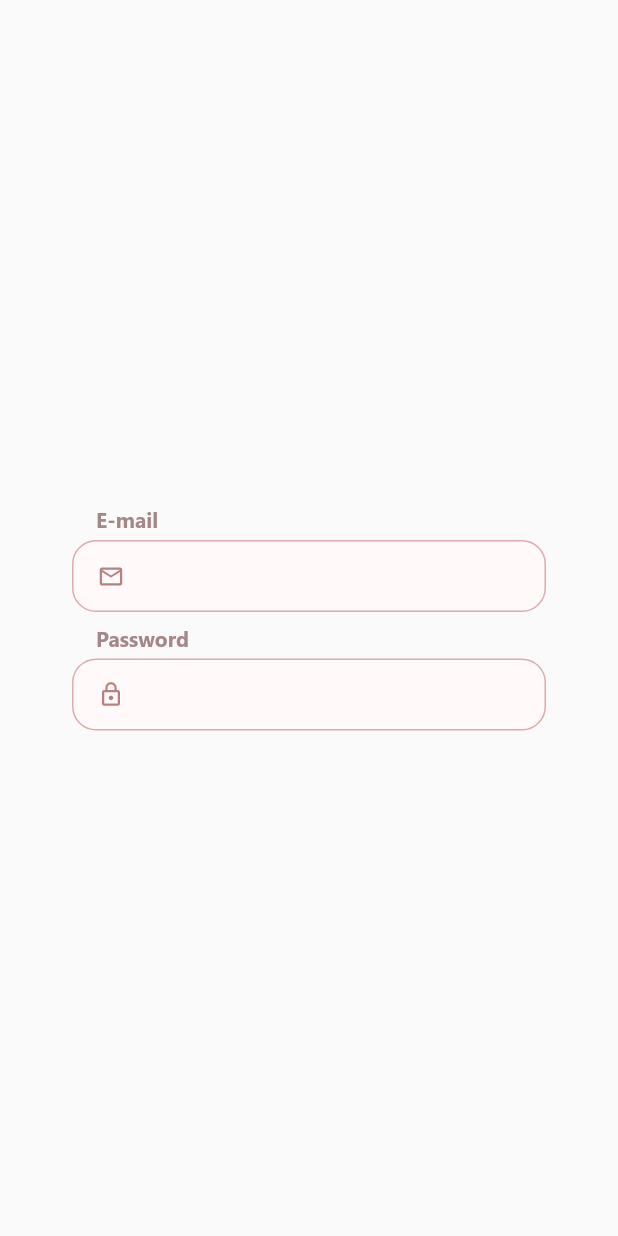
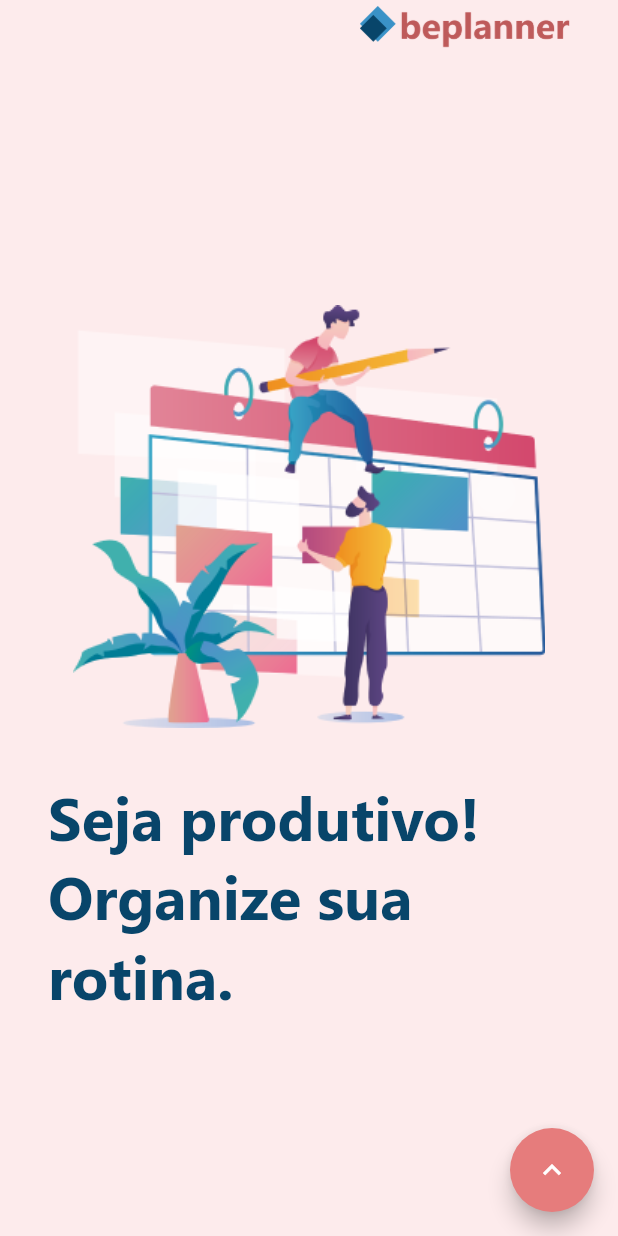
Before and after one commit to lourencorodrigo/flutter-login, a Flutter app: the screen it shows after launch, on a phone screen of 412 x 824 dp. Run offline on Flutter 3.47's test engine with Material 2 defaults, Android fonts, the phone set to English and light mode, and no system bars.

Commit message:
feat: add home page

```diff
--- /dev/null
+++ b/lib/app/components/custom_appbar_component.dart
@@ -0,0 +1,23 @@
+import 'package:flutter/material.dart';
+
+class CustomAppBarComponent extends StatelessWidget {
+  const CustomAppBarComponent({Key? key}) : super(key: key);
+
+  @override
+  Widget build(BuildContext context) {
+    return SafeArea(
+      child: Padding(
+        padding: const EdgeInsets.symmetric(horizontal: 32.0),
+        child: Row(
+          mainAxisAlignment: MainAxisAlignment.end,
+          children: [
+            Image.asset(
+              'assets/images/logo.png',
+              width: 140,
+            ),
+          ],
+        ),
+      ),
+    );
+  }
+}
--- a/lib/app/pages/home_page.dart
+++ b/lib/app/pages/home_page.dart
@@ -1,5 +1,6 @@
 import 'package:flutter/material.dart';
-import 'package:flutter_login/app/components/text_field_component.dart';
+import 'package:flutter_login/app/components/custom_appbar_component.dart';
+import 'package:flutter_login/app/pages/test_page.dart';
 
 class HomePage extends StatefulWidget {
   const HomePage({Key? key}) : super(key: key);
@@ -12,26 +13,47 @@ class _HomePageState extends State<HomePage> {
   @override
   Widget build(BuildContext context) {
     return Scaffold(
-      body: Padding(
-        padding: const EdgeInsets.all(48.0),
+      floatingActionButton: FloatingActionButton(
+        child: const Icon(
+          Icons.expand_less_outlined,
+        ),
+        onPressed: () {
+          Navigator.push(
+            context,
+            MaterialPageRoute(builder: (context) => TestPage()),
+          );
+        },
+      ),
+      appBar: AppBar(
+        elevation: 0,
+        backgroundColor: const Color(0xFFFDEBEC),
+        flexibleSpace: const CustomAppBarComponent(),
+      ),
+      body: Center(
+        child: SingleChildScrollView(
           child: Column(
-          crossAxisAlignment: CrossAxisAlignment.center,
             mainAxisAlignment: MainAxisAlignment.center,
-          children: const [
-            TextFieldComponent(
-              labelText: 'E-mail',
-              icon: Icons.mail_outline,
-              keyboardType: TextInputType.emailAddress,
+            children: [
+              Image.asset(
+                'assets/images/calendar.png',
               ),
-            SizedBox(
-              height: 8,
+              const Padding(
+                padding: EdgeInsets.only(
+                  left: 32.0,
+                  right: 32.0,
+                  top: 32.0,
                 ),
-            TextFieldComponent(
-              labelText: 'Password',
-              icon: Icons.lock_outline,
-              obscureText: true,
+                child: Text(
+                  'Seja produtivo! Organize sua rotina.',
+                  style: TextStyle(
+                    fontWeight: FontWeight.w700,
+                    fontSize: 40.0,
+                    color: Color(0xFF08456A),
                   ),
+                ),
+              )
             ],
+          ),
         ),
       ),
     );
--- a/lib/main.dart
+++ b/lib/main.dart
@@ -12,7 +12,13 @@ class MyApp extends StatelessWidget {
   @override
   Widget build(BuildContext context) {
     return MaterialApp(
-      theme: ThemeData(fontFamily: 'Segoe'),
+      theme: ThemeData(
+        fontFamily: 'Segoe',
+        scaffoldBackgroundColor: const Color(0xFFFDEBEC),
+        floatingActionButtonTheme: const FloatingActionButtonThemeData(
+          backgroundColor: Color(0xFFE67C7C),
+        ),
+      ),
       home: const Center(
         child: HomePage(),
       ),
--- a/pubspec.yaml
+++ b/pubspec.yaml
@@ -59,9 +59,9 @@ flutter:
   uses-material-design: true
 
   # To add assets to your application, add an assets section, like this:
-  # assets:
-  #   - images/a_dot_burr.jpeg
-  #   - images/a_dot_ham.jpeg
+  assets:
+    - assets/images/calendar.png
+    - assets/images/logo.png
 
   # An image asset can refer to one or more resolution-specific "variants", see
   # https://flutter.dev/assets-and-images/#resolution-aware.
```
Also changed, not shown: lib/app/pages/test_page.dart (added, +36 -0 lines), assets/images/calendar.png (added), assets/images/logo.png (added). Lines whose indentation alone changed are shown as unchanged.
